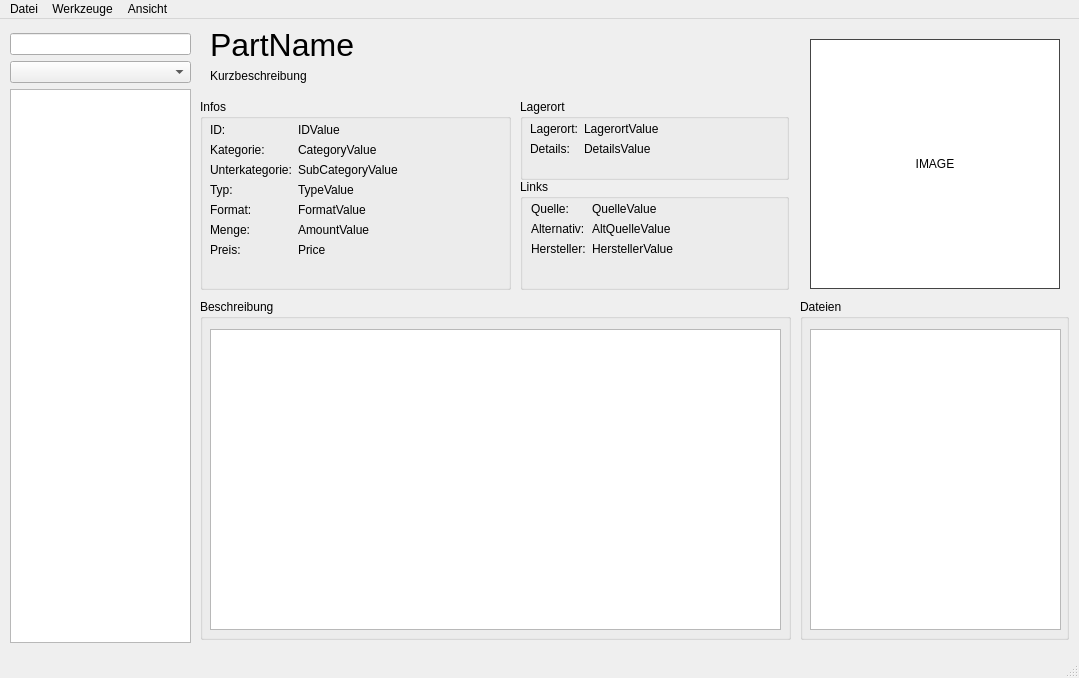
First picture: the form in src/mainwindow.ui, repository oddscured/Partorium, before the edit.
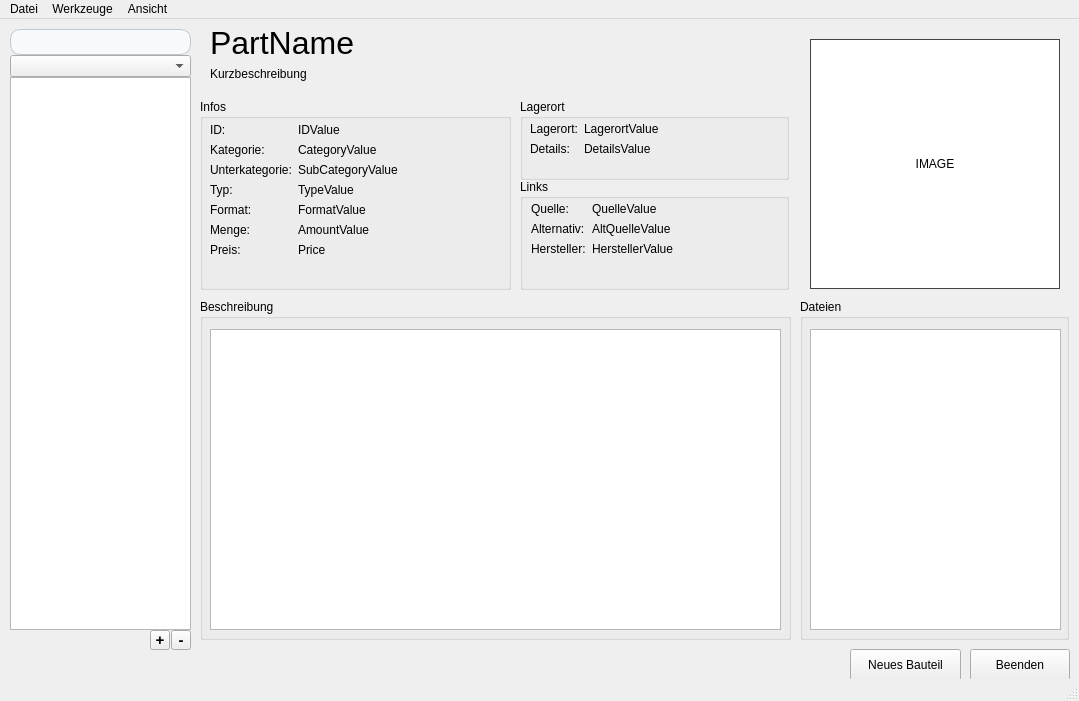
Second picture: the form after the edit.

Commit message: added expand/collapse all function

The edit to the form file:
```diff
--- a/src/mainwindow.ui
+++ b/src/mainwindow.ui
@@ -7,49 +7,19 @@
     <x>0</x>
     <y>0</y>
     <width>1079</width>
-    <height>678</height>
+    <height>701</height>
    </rect>
   </property>
   <property name="windowTitle">
    <string>Partorium - Electronic Parts Manager</string>
   </property>
+  <property name="documentMode">
+   <bool>false</bool>
+  </property>
+  <property name="unifiedTitleAndToolBarOnMac">
+   <bool>false</bool>
+  </property>
   <widget class="QWidget" name="centralwidget">
-   <widget class="QWidget" name="layoutWidget">
-    <property name="geometry">
-     <rect>
-      <x>10</x>
-      <y>14</y>
-      <width>181</width>
-      <height>610</height>
-     </rect>
-    </property>
-    <layout class="QVBoxLayout" name="Layout_left">
-     <item>
-      <widget class="QLineEdit" name="lne_Search"/>
-     </item>
-     <item>
-      <widget class="QComboBox" name="cbb_Category"/>
-     </item>
-     <item>
-      <widget class="QTreeWidget" name="lst_Parts">
-       <property name="selectionMode">
-        <enum>QAbstractItemView::SelectionMode::ExtendedSelection</enum>
-       </property>
-       <property name="headerHidden">
-        <bool>true</bool>
-       </property>
-       <property name="columnCount">
-        <number>1</number>
-       </property>
-       <column>
-        <property name="text">
-         <string>Bauteile</string>
-        </property>
-       </column>
-      </widget>
-     </item>
-    </layout>
-   </widget>
    <widget class="QGroupBox" name="groupBox">
     <property name="geometry">
      <rect>
@@ -183,7 +153,7 @@
     <property name="geometry">
      <rect>
       <x>210</x>
-      <y>50</y>
+      <y>48</y>
       <width>571</width>
       <height>21</height>
      </rect>
@@ -202,9 +172,9 @@
     <property name="geometry">
      <rect>
       <x>210</x>
-      <y>11</y>
+      <y>9</y>
       <width>581</width>
-      <height>29</height>
+      <height>30</height>
      </rect>
     </property>
     <property name="font">
@@ -467,6 +437,272 @@
      </property>
     </widget>
    </widget>
+   <widget class="QWidget" name="layoutWidget">
+    <property name="geometry">
+     <rect>
+      <x>10</x>
+      <y>10</y>
+      <width>181</width>
+      <height>621</height>
+     </rect>
+    </property>
+    <layout class="QVBoxLayout" name="verticalLayout">
+     <property name="spacing">
+      <number>0</number>
+     </property>
+     <item>
+      <layout class="QHBoxLayout" name="horizontalLayout_2">
+       <property name="spacing">
+        <number>1</number>
+       </property>
+       <item>
+        <widget class="QLineEdit" name="lne_Search">
+         <property name="minimumSize">
+          <size>
+           <width>0</width>
+           <height>24</height>
+          </size>
+         </property>
+         <property name="styleSheet">
+          <string notr="true">QLineEdit#lne_Search {
+	min-height: 14px;
+	padding: 4px 10px 4px 8px;
+	border: 1px solid #bfc7d1;
+	border-radius: 10px;
+	background-color: #f7f9fb;
+	selection-background-color: #cfe3ff;
+}
+QLineEdit#lne_Search:focus {
+	border: 1px solid #4c8dff;
+	background-color: #ffffff;
+}</string>
+         </property>
+         <property name="clearButtonEnabled">
+          <bool>true</bool>
+         </property>
+        </widget>
+       </item>
+       <item>
+        <spacer name="verticalSpacer_2">
+         <property name="orientation">
+          <enum>Qt::Orientation::Vertical</enum>
+         </property>
+         <property name="sizeType">
+          <enum>QSizePolicy::Policy::Maximum</enum>
+         </property>
+         <property name="sizeHint" stdset="0">
+          <size>
+           <width>0</width>
+           <height>28</height>
+          </size>
+         </property>
+        </spacer>
+       </item>
+      </layout>
+     </item>
+     <item>
+      <layout class="QHBoxLayout" name="horizontalLayout_3">
+       <property name="spacing">
+        <number>0</number>
+       </property>
+       <item>
+        <widget class="QComboBox" name="cbb_Category">
+         <property name="sizePolicy">
+          <sizepolicy hsizetype="Expanding" vsizetype="Fixed">
+           <horstretch>0</horstretch>
+           <verstretch>0</verstretch>
+          </sizepolicy>
+         </property>
+         <property name="styleSheet">
+          <string notr="true"/>
+         </property>
+        </widget>
+       </item>
+       <item>
+        <spacer name="verticalSpacer_3">
+         <property name="orientation">
+          <enum>Qt::Orientation::Vertical</enum>
+         </property>
+         <property name="sizeType">
+          <enum>QSizePolicy::Policy::Maximum</enum>
+         </property>
+         <property name="sizeHint" stdset="0">
+          <size>
+           <width>0</width>
+           <height>28</height>
+          </size>
+         </property>
+        </spacer>
+       </item>
+      </layout>
+     </item>
+     <item>
+      <widget class="QTreeWidget" name="lst_Parts">
+       <property name="styleSheet">
+        <string notr="true"/>
+       </property>
+       <property name="lineWidth">
+        <number>1</number>
+       </property>
+       <property name="selectionMode">
+        <enum>QAbstractItemView::SelectionMode::ExtendedSelection</enum>
+       </property>
+       <property name="headerHidden">
+        <bool>true</bool>
+       </property>
+       <property name="columnCount">
+        <number>1</number>
+       </property>
+       <column>
+        <property name="text">
+         <string>Bauteile</string>
+        </property>
+       </column>
+      </widget>
+     </item>
+     <item>
+      <layout class="QHBoxLayout" name="horizontalLayout">
+       <property name="spacing">
+        <number>1</number>
+       </property>
+       <property name="sizeConstraint">
+        <enum>QLayout::SizeConstraint::SetNoConstraint</enum>
+       </property>
+       <property name="topMargin">
+        <number>0</number>
+       </property>
+       <item>
+        <spacer name="verticalSpacer">
+         <property name="orientation">
+          <enum>Qt::Orientation::Vertical</enum>
+         </property>
+         <property name="sizeType">
+          <enum>QSizePolicy::Policy::Fixed</enum>
+         </property>
+         <property name="sizeHint" stdset="0">
+          <size>
+           <width>20</width>
+           <height>9</height>
+          </size>
+         </property>
+        </spacer>
+       </item>
+       <item>
+        <spacer name="horizontalSpacer">
+         <property name="orientation">
+          <enum>Qt::Orientation::Horizontal</enum>
+         </property>
+         <property name="sizeHint" stdset="0">
+          <size>
+           <width>40</width>
+           <height>1</height>
+          </size>
+         </property>
+        </spacer>
+       </item>
+       <item>
+        <widget class="QPushButton" name="btn_ExpandAll">
+         <property name="sizePolicy">
+          <sizepolicy hsizetype="Maximum" vsizetype="Maximum">
+           <horstretch>0</horstretch>
+           <verstretch>0</verstretch>
+          </sizepolicy>
+         </property>
+         <property name="minimumSize">
+          <size>
+           <width>20</width>
+           <height>20</height>
+          </size>
+         </property>
+         <property name="maximumSize">
+          <size>
+           <width>20</width>
+           <height>20</height>
+          </size>
+         </property>
+         <property name="font">
+          <font>
+           <pointsize>11</pointsize>
+           <bold>true</bold>
+          </font>
+         </property>
+         <property name="styleSheet">
+          <string notr="true">padding: 0px;
+margin: 0px;</string>
+         </property>
+         <property name="text">
+          <string>+</string>
+         </property>
+         <property name="autoRepeatDelay">
+          <number>282</number>
+         </property>
+        </widget>
+       </item>
+       <item>
+        <widget class="QPushButton" name="btn_CollapseAll">
+         <property name="sizePolicy">
+          <sizepolicy hsizetype="Maximum" vsizetype="Maximum">
+           <horstretch>0</horstretch>
+           <verstretch>0</verstretch>
+          </sizepolicy>
+         </property>
+         <property name="minimumSize">
+          <size>
+           <width>20</width>
+           <height>20</height>
+          </size>
+         </property>
+         <property name="maximumSize">
+          <size>
+           <width>20</width>
+           <height>20</height>
+          </size>
+         </property>
+         <property name="font">
+          <font>
+           <pointsize>11</pointsize>
+           <bold>true</bold>
+          </font>
+         </property>
+         <property name="styleSheet">
+          <string notr="true">padding: 0px;
+margin: 0px;</string>
+         </property>
+         <property name="text">
+          <string>-</string>
+         </property>
+        </widget>
+       </item>
+      </layout>
+     </item>
+    </layout>
+   </widget>
+   <widget class="QPushButton" name="btn_NewPart">
+    <property name="geometry">
+     <rect>
+      <x>850</x>
+      <y>630</y>
+      <width>111</width>
+      <height>32</height>
+     </rect>
+    </property>
+    <property name="text">
+     <string>Neues Bauteil</string>
+    </property>
+   </widget>
+   <widget class="QPushButton" name="btn_Quit">
+    <property name="geometry">
+     <rect>
+      <x>970</x>
+      <y>630</y>
+      <width>100</width>
+      <height>32</height>
+     </rect>
+    </property>
+    <property name="text">
+     <string>Beenden</string>
+    </property>
+   </widget>
   </widget>
   <widget class="QMenuBar" name="menubar">
    <property name="geometry">
```
The commit also changes 2 other files.
